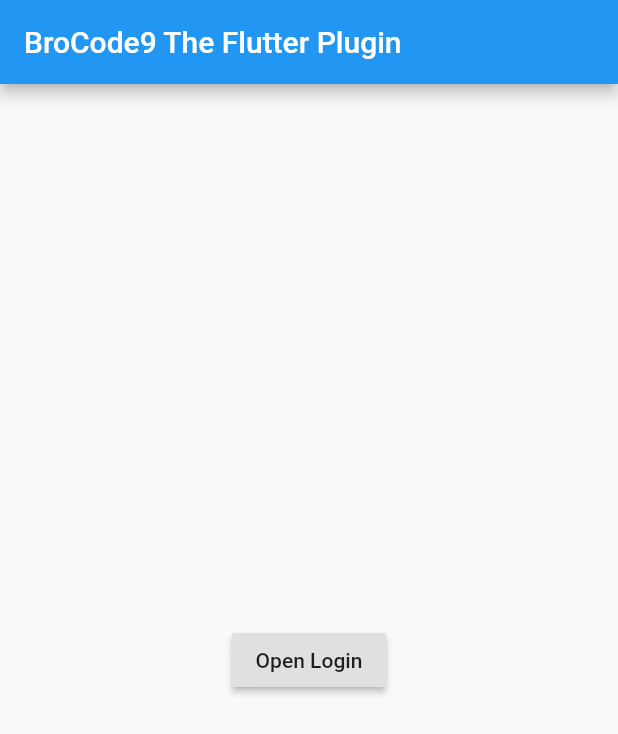
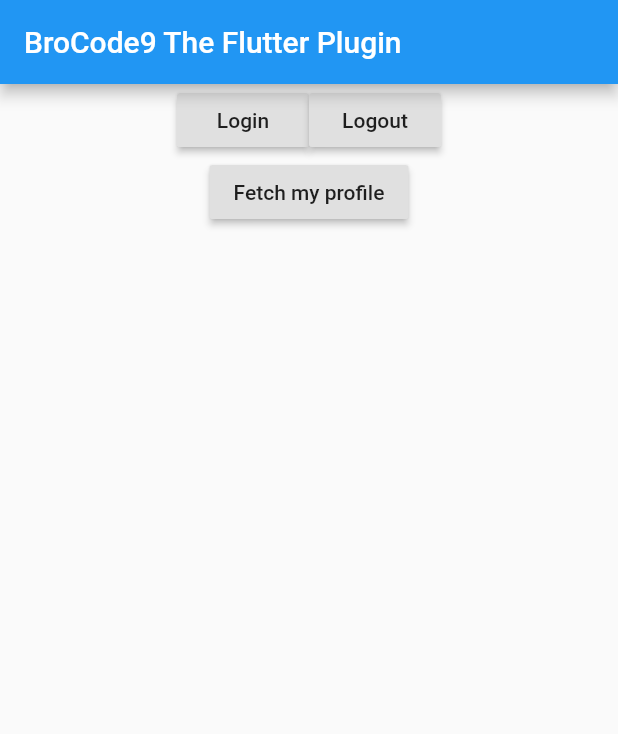
Before and after one commit to BroCode9/mg-oauth2, a Flutter app: the screen it shows after launch, on a phone screen of 412 x 824 dp. Shown: the top 734 px of the screen. Run offline on Flutter 3.47's test engine with Material 2 defaults, Android fonts, the light colour scheme and no system bars; our stand-ins replace fluttertoast, shared_preferences; generated files the repository leaves out were written again.

Commit message:
Added some UI components for the presentation

```diff
--- a/example/lib/main.dart
+++ b/example/lib/main.dart
@@ -2,6 +2,7 @@ import 'package:flutter/material.dart';
 import 'dart:async';
 
 import 'package:mg_oauth2/mg_oauth2.dart';
+import 'package:mg_oauth2/mg_models.dart';
 
 import 'package:fluttertoast/fluttertoast.dart';
 
@@ -13,26 +14,62 @@ class MyApp extends StatefulWidget {
 }
 
 class _MyAppState extends State<MyApp> {
+  var _mgOauth;
+
+  var _isLoggedIn;
+
+  var _name = "";
 
   @override
   void initState() {
     super.initState();
-  }
 
-  openLoginScreen() {
-    var mgOuath = new MgOuath2AuthorizeModel(
+    MgOauth2.isLoggedIn().then((value) {
+      setState(() {
+        _isLoggedIn = value;
+      });
+    });
+    _mgOauth = new MgOuath2AuthorizeModel(
         "eeffec03-c281-4980-b6c0-8c5cbb564dc4",
         ResponseType.code(),
         "/nativeclient",
         ResponseMode.query(),
         ScopeBuilder().offlineAccess().userRead().mailRead().build(),
-      "123"
-    );
-    MgOauth2.openLoginScreen(mgOuath).then((value) {
+        "123");
+  }
+
+  openLoginScreen() {
+    MgOauth2.openLoginScreen(_mgOauth).then((value) {
       setState(() {
-        Fluttertoast.showToast(
-          msg: value
-        );
+        switch (value) {
+          case LoginScreenResponse.ok:
+            _isLoggedIn = true;
+            Fluttertoast.showToast(msg: "Logged IN!");
+            break;
+          case LoginScreenResponse.canceled:
+            Fluttertoast.showToast(msg: "User canceled");
+            break;
+          case LoginScreenResponse.error:
+            _isLoggedIn = false;
+            Fluttertoast.showToast(msg: "Failed to login...");
+            break;
+        }
+      });
+    });
+  }
+
+  fetchMyProfile() {
+    MgOauth2.fetchMe().then((value) {
+      setState(() {
+        _name = value.displayName;
+      });
+    });
+  }
+
+  logout() {
+    MgOauth2.logout().then((value) {
+        setState(() {
+          _isLoggedIn = false;
         });
     });
   }
@@ -44,13 +81,34 @@ class _MyAppState extends State<MyApp> {
           appBar: AppBar(
             title: const Text('BroCode9 The Flutter Plugin'),
           ),
-        body: new Center(
+          body: new Flex(
+            direction: Axis.vertical,
+            children: <Widget>[
+              new Row(
+                mainAxisAlignment: MainAxisAlignment.center,
+                children: <Widget>[
+                  new RaisedButton(
+                    onPressed: _isLoggedIn ? null : openLoginScreen,
+                    child: new Text("Login"),
+                  ),
+                  new RaisedButton(
+                    onPressed: openLoginScreen,
+                    child: new Text("Logout"),
+                  ),
+                ],
+              ),
+              new Center(
                 child: new RaisedButton(
-            onPressed: openLoginScreen,
-            child: new Text("Open Login"),
+                  onPressed: fetchMyProfile,
+                  child: new Text("Fetch my profile"),
+                ),
+              ),
+              new Padding(
+                padding: EdgeInsets.only(top: 20),
+                child: new Text(_name),
               )
-        )
-      ),
+            ],
+          )),
     );
   }
 }
--- /dev/null
+++ b/lib/mg_models.dart
@@ -0,0 +1,89 @@
+import 'dart:convert';
+
+import 'package:json_annotation/json_annotation.dart';
+
+part 'mg_models.g.dart';
+
+@JsonSerializable()
+class MgUser {
+  var id;
+  var displayName;
+  var givenName;
+  var jobTitle;
+  var mail;
+  var mobilePhone;
+  var officeLocation;
+
+  MgUser(
+      {this.displayName,
+      this.givenName,
+      this.jobTitle,
+      this.mail,
+      this.mobilePhone,
+      this.officeLocation});
+
+  factory MgUser.fromJson(Map<String, dynamic> json) => _$MgUserFromJson(json);
+
+  Map<String, dynamic> toJson() => _$MgUserToJson(this);
+}
+
+class MgOuath2AuthorizeModel {
+  String _baseURL = "https://login.microsoftonline.com/common/oauth2";
+  String _authorizeURL = "/v2.0/authorize?";
+  String _clientID;
+  String _responseType;
+  String _redirectURI;
+  String _responseMode;
+  String _scope;
+  String _state;
+
+  MgOuath2AuthorizeModel(this._clientID, this._responseType, this._redirectURI,
+      this._responseMode, this._scope, this._state);
+
+  String toJSON() {
+    return json.encode({
+      "url": _baseURL + _authorizeURL,
+      "clientID": _clientID,
+      "response": _responseType,
+      "redirectURI": _baseURL + _redirectURI,
+      "responseMode": _responseMode,
+      "scope": _scope,
+      "state": _state
+    });
+  }
+}
+
+class ResponseType {
+  static String code() {
+    return "code";
+  }
+}
+
+class ResponseMode {
+  static String query() {
+    return "query";
+  }
+}
+
+class ScopeBuilder {
+  String _result = "";
+
+  ScopeBuilder offlineAccess() {
+    _result += " offline_access";
+    return this;
+  }
+
+  ScopeBuilder userRead() {
+    _result += " user.read";
+    return this;
+  }
+
+  ScopeBuilder mailRead() {
+    _result += " mail.read";
+    return this;
+  }
+
+  String build() {
+    return _result.trim();
+  }
+}
--- a/pubspec.yaml
+++ b/pubspec.yaml
@@ -12,6 +12,8 @@ dependencies:
     sdk: flutter
   http: ^0.12.0
   shared_preferences: ^0.4.3
+  json_serializable: ^2.0.0
+  build_runner: ^1.1.2
 
 # For information on the generic Dart part of this file, see the
 # following page: https://www.dartlang.org/tools/pub/pubspec
```
Also changed, not shown: lib/mg_oauth2.dart (+27 -74 lines), lib/mg_models.g.dart (added), 2 other files. Lines whose indentation alone changed are shown as unchanged.
